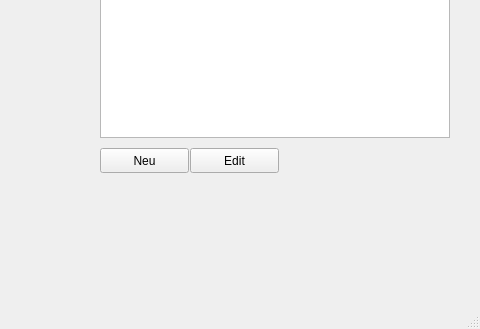
Before: the Qt Designer form mainwindow.ui in RaGri42/GroceryList, drawn with Qt 5; both pictures show x 380 to 860 and y 321 to 650 of the 860 by 650 pixel window.
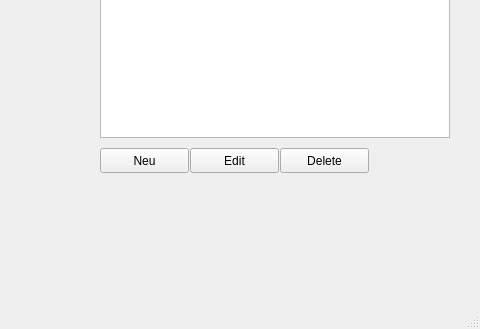
After: the same form once the commit is applied.

What changed in the file:
```diff
--- a/mainwindow.ui
+++ b/mainwindow.ui
@@ -234,6 +234,19 @@
      <string>Edit</string>
     </property>
    </widget>
+   <widget class="QPushButton" name="pushButton_7">
+    <property name="geometry">
+     <rect>
+      <x>660</x>
+      <y>450</y>
+      <width>89</width>
+      <height>25</height>
+     </rect>
+    </property>
+    <property name="text">
+     <string>Delete</string>
+    </property>
+   </widget>
   </widget>
   <widget class="QMenuBar" name="menubar">
    <property name="geometry">
```
